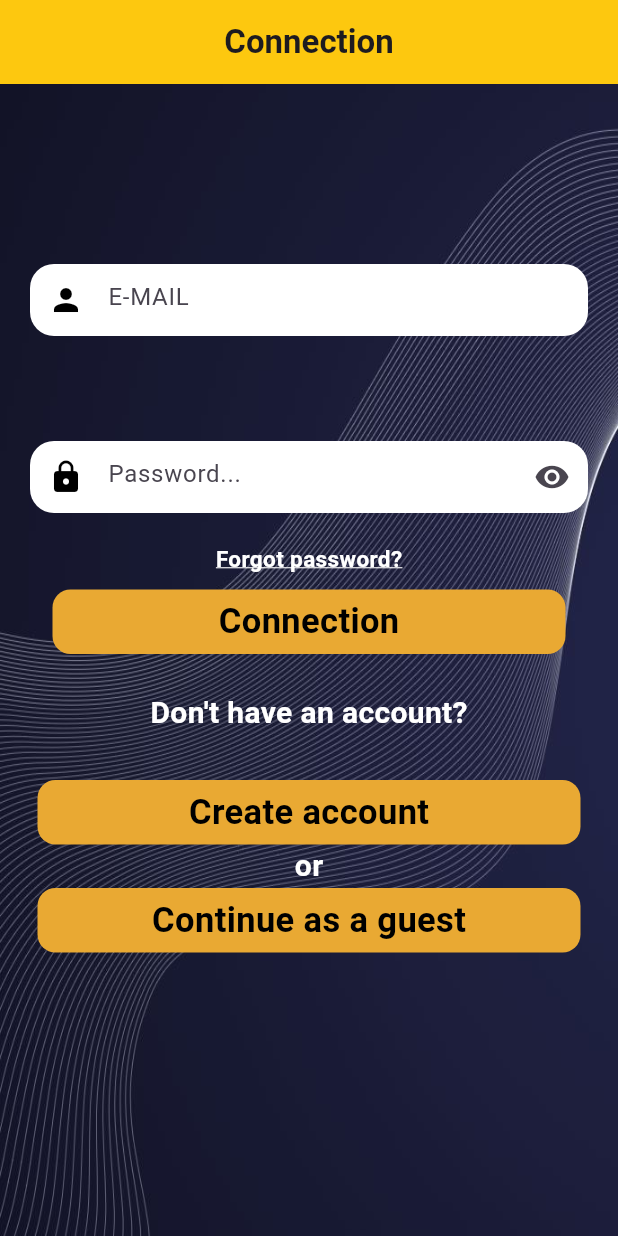
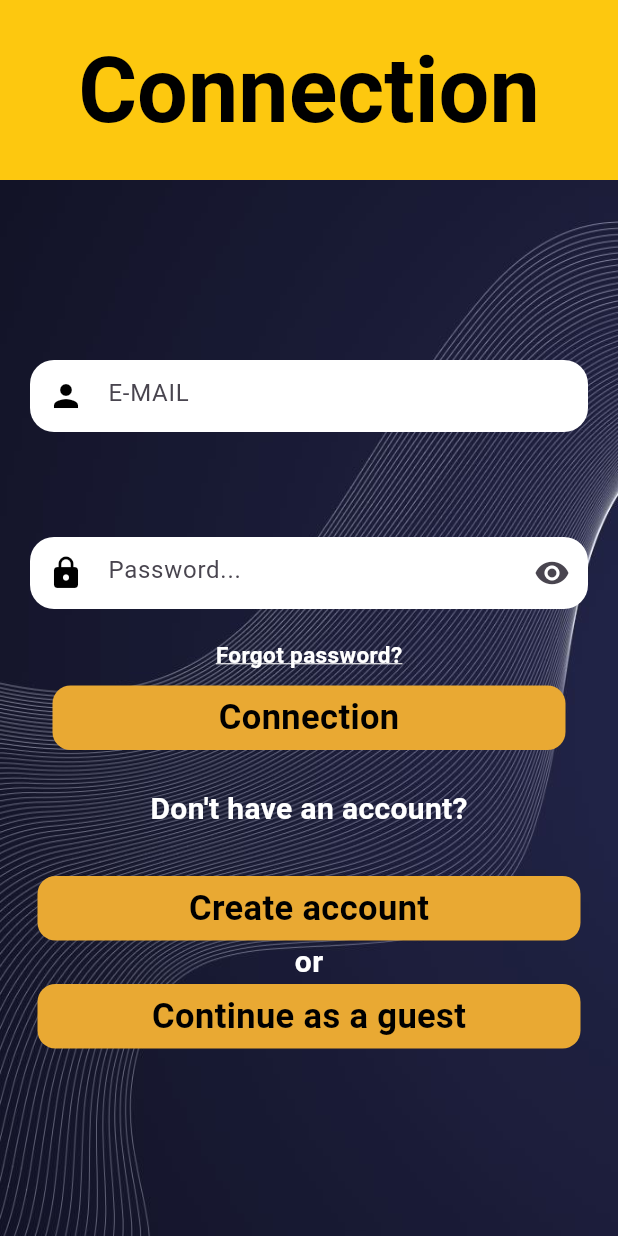
Before and after one commit to Malek4522/code_route, a Flutter app: the screen it shows after launch, on a phone screen of 412 x 824 dp. Run offline on Flutter 3.47's test engine with Material 3 defaults, Android fonts, the phone set to English and light mode, and no system bars; our stand-ins replace cloud_firestore, email_validator, firebase_auth, firebase_core, firebase_storage, image_picker and 2 more; missing offline and left inert: translator; accounts and stored records are empty; generated files the repository leaves out were written again.

Commit message:
fixed ui

```diff
--- a/lib/pages/addContent.dart
+++ b/lib/pages/addContent.dart
@@ -57,12 +57,13 @@ class addContentState extends State<addContent> {
       resizeToAvoidBottomInset: true,
       endDrawer: OptionsBar(),
       appBar: AppBar(
+        toolbarHeight: 120.0,
         title: Text(
            AppLocalizations.of(context)?.addQuizTitle ?? 'ADD A QUIZ',
           style: TextStyle(
             color: Colors.black,
+            fontSize: 60,
             fontWeight: FontWeight.bold,
-            fontSize: 38,
           ),
         ),
         backgroundColor: Color(0xFFFDC80F),
--- a/lib/pages/chiraz_plaques.dart
+++ b/lib/pages/chiraz_plaques.dart
@@ -37,6 +37,7 @@ class CPlaques extends StatelessWidget {
     return Scaffold(
       endDrawer: OptionsBar(),
       appBar: AppBar(
+        toolbarHeight: 120.0,
         leading: IconButton(
           icon: Icon(Icons.arrow_back),
           onPressed: () {
@@ -49,8 +50,8 @@ class CPlaques extends StatelessWidget {
            AppLocalizations.of(context)?.courseTitle ?? 'courses',
           style: TextStyle(
             color: Colors.black,
+            fontSize: 60,
             fontWeight: FontWeight.bold,
-            fontSize: 38,
           ),
         ),
         backgroundColor: Color(0xFFFDC80F),
--- a/lib/pages/courses.dart
+++ b/lib/pages/courses.dart
@@ -37,10 +37,10 @@ class courses extends StatelessWidget {
 
         title: Text(
            AppLocalizations.of(context)?.courseTitle ?? 'courses',
-          style: TextStyle(
+          style:TextStyle(
             color: Colors.black,
+            fontSize: 60,
             fontWeight: FontWeight.bold,
-            fontSize:50,
           ),
         ),
         backgroundColor:  Color(0xFFFDC80F),
--- a/lib/pages/firstPage.dart
+++ b/lib/pages/firstPage.dart
@@ -43,7 +43,6 @@ class firstPage extends StatelessWidget {
            AppLocalizations.of(context)?.start ?? 'Start',
           style: TextStyle(
             color: Colors.black,
-
             fontSize: 60,
             fontWeight: FontWeight.bold,
           ),
--- a/lib/pages/general _knowledges.dart
+++ b/lib/pages/general _knowledges.dart
@@ -20,6 +20,7 @@ class generalknowledge extends StatelessWidget {
       extendBodyBehindAppBar: true,
       endDrawer: OptionsBar(),
       appBar: AppBar(
+        toolbarHeight: 120.0,
         leading: IconButton(
           icon: Icon(Icons.arrow_back),
           onPressed: () {
@@ -31,8 +32,8 @@ class generalknowledge extends StatelessWidget {
           AppLocalizations.of(context)?.courseTitle ?? "course",
           style: TextStyle(
             color: Colors.black,
+            fontSize: 60,
             fontWeight: FontWeight.bold,
-            fontSize: 38,
           ),
         ),
 
--- a/lib/pages/login.dart
+++ b/lib/pages/login.dart
@@ -33,10 +33,14 @@ class _loginState extends State<login> {
     return Scaffold(
       resizeToAvoidBottomInset: false,
       appBar: AppBar(
-
+        toolbarHeight: 120.0,
         title: Text(
           AppLocalizations.of(context)?.loginTitle ?? "Connection",
-          style: TextStyle(fontWeight: FontWeight.bold),
+          style:TextStyle(
+            color: Colors.black,
+            fontSize: 60,
+            fontWeight: FontWeight.bold,
+          ),
         ),
         backgroundColor: const Color(0xFFFDC80F),
 
--- a/lib/pages/quiz.dart
+++ b/lib/pages/quiz.dart
@@ -108,6 +108,7 @@ class _quizState extends State<quiz> {
     return Scaffold(
       endDrawer: OptionsBar(),
       appBar: AppBar(
+         toolbarHeight: 120.0,
         leading: IconButton(
           icon: Icon(Icons.arrow_back),
           onPressed: () {
@@ -120,11 +121,11 @@ class _quizState extends State<quiz> {
           textAlign: TextAlign.center,
           style: TextStyle(
             color: Colors.black,
+            fontSize: 60,
             fontWeight: FontWeight.bold,
-            fontSize: 38,
           ),
         ),
-        backgroundColor: Color.fromARGB(255, 233, 169, 51),
+        backgroundColor: Color(0xFFFDC80F),
         elevation: 0,
       ),
       body: Container(
```
Also changed, not shown: lib/pages/forgetPassword.dart (+5 -4 lines), lib/main.dart (line endings or trailing spaces), 3 other files.
